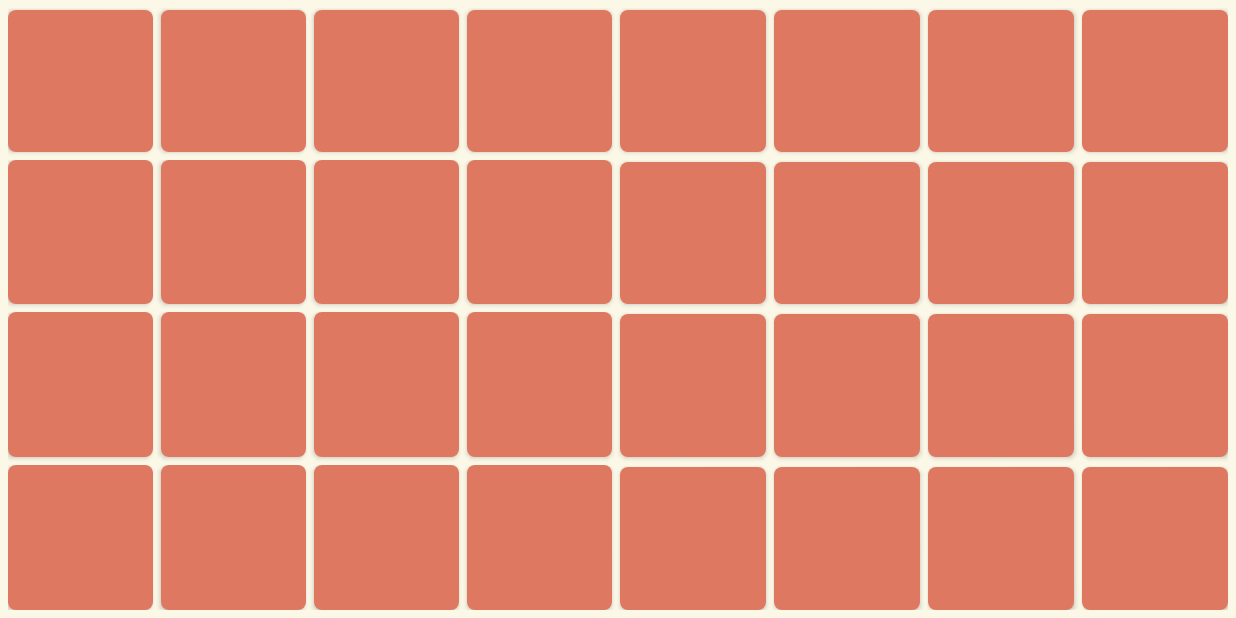
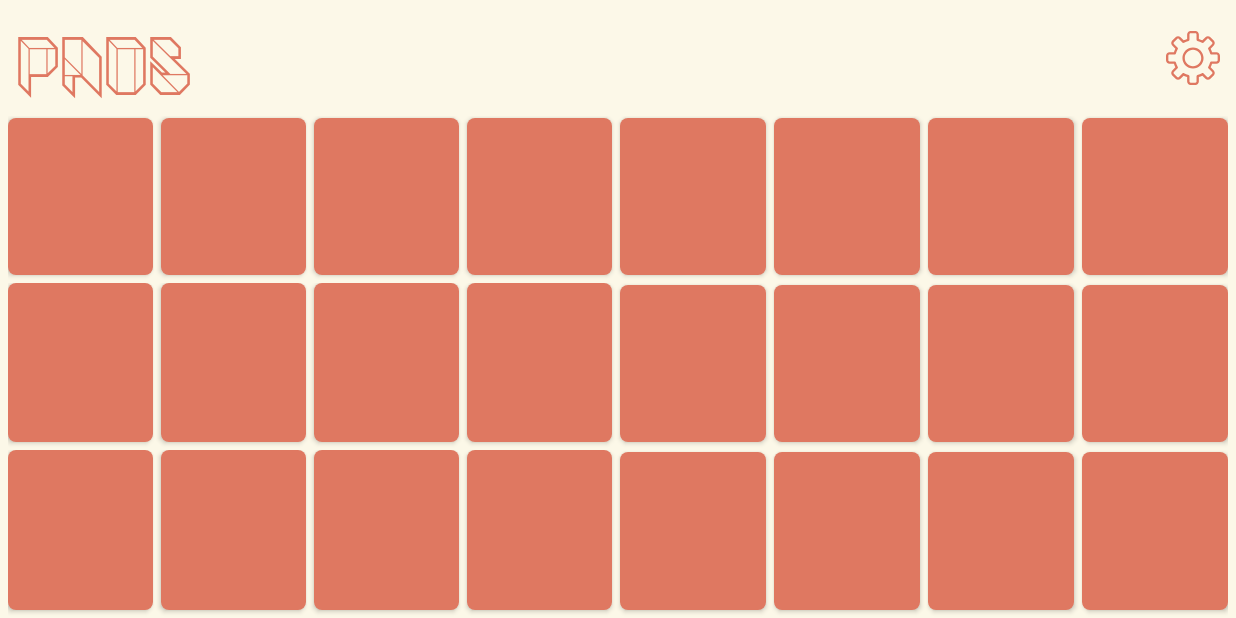
Before and after one commit to gmartind/Pads, an Android app: the MainActivity screen opened directly, with no data from a screen before it, on a phone screen of 824 x 412 dp (held sideways). Run offline under Robolectric (Android 15) with nearby library versions, the phone set to English and light mode, and no system bars.

Commit message:
Nuevo layout .1

```diff
--- a/app/src/main/java/com/example/padsii/PadBank.java
+++ b/app/src/main/java/com/example/padsii/PadBank.java
@@ -6,7 +6,7 @@
     private final Pad[] myPads;
     private final MainActivity ac;
     private boolean bank;
-    static final int NBUTTONS = 32;
+    static final int NBUTTONS = 24;
     public PadBank(MainActivity m){
         ac = m;
         bank = false;
--- a/app/src/main/res/layout/prueba.xml
+++ b/app/src/main/res/layout/prueba.xml
@@ -8,19 +8,64 @@
     tools:context=".MainActivity">
 
 
+    <androidx.constraintlayout.widget.ConstraintLayout
+        android:id="@+id/constraintLayout"
+        android:layout_width="match_parent"
+        android:layout_height="wrap_content"
+        android:layout_marginStart="5dp"
+        android:layout_marginTop="5dp"
+        android:layout_marginEnd="5dp"
+        android:layout_marginBottom="5dp"
+        app:layout_constraintBottom_toTopOf="@+id/constraintLayout2"
+        app:layout_constraintEnd_toEndOf="parent"
+        app:layout_constraintStart_toStartOf="parent"
+        app:layout_constraintTop_toTopOf="parent">
+
+        <TextView
+            android:id="@+id/textView2"
+            android:layout_width="wrap_content"
+            android:layout_height="wrap_content"
+            android:layout_marginStart="5dp"
+            android:layout_marginTop="5dp"
+            android:fontFamily="@font/vitreous_heavy"
+            android:text="Pads"
+            android:textColor="@color/mainpalette_main"
+            android:textSize="50sp"
+            app:layout_constraintStart_toStartOf="parent"
+            app:layout_constraintTop_toTopOf="parent" />
+
+        <ImageButton
+            android:id="@+id/imageButton2"
+            android:layout_width="wrap_content"
+            android:layout_height="wrap_content"
+            android:layout_marginTop="5dp"
+            android:layout_marginEnd="5dp"
+            android:layout_marginBottom="5dp"
+            android:background="@color/transparent"
+            android:tint="@color/mainpalette_main"
+            app:layout_constraintBottom_toBottomOf="parent"
+            app:layout_constraintEnd_toEndOf="parent"
+            app:layout_constraintTop_toTopOf="parent"
+            app:srcCompat="@drawable/ic_settings" />
+    </androidx.constraintlayout.widget.ConstraintLayout>
+
+    <androidx.constraintlayout.widget.ConstraintLayout
+        android:id="@+id/constraintLayout2"
+        android:layout_width="match_parent"
+        android:layout_height="0dp"
+        android:layout_marginStart="5dp"
+        android:layout_marginEnd="5dp"
+        app:layout_constraintBottom_toBottomOf="parent"
+        app:layout_constraintEnd_toEndOf="parent"
+        app:layout_constraintStart_toStartOf="parent"
+        app:layout_constraintTop_toBottomOf="@+id/constraintLayout">
+
         <TableLayout
             android:id="@+id/tableLayout0"
             android:layout_width="match_parent"
             android:layout_height="match_parent"
-        android:layout_marginStart="5dp"
-        android:layout_marginTop="5dp"
-        android:layout_marginEnd="5dp"
-        android:layout_marginBottom="5dp"
-        app:layout_constraintBottom_toBottomOf="parent"
-        app:layout_constraintEnd_toEndOf="parent"
-        app:layout_constraintHorizontal_weight="1"
-        app:layout_constraintStart_toStartOf="parent"
-        app:layout_constraintTop_toTopOf="parent">
+            app:layout_constraintTop_toTopOf="parent"
+            tools:layout_editor_absoluteX="5dp">
 
             <TableRow android:layout_weight="1">
 
@@ -332,99 +377,8 @@
 
             </TableRow>
 
-        <TableRow android:layout_weight="1.0">
-
-            <Button
-                android:id="@+id/button24"
-                android:layout_width="wrap_content"
-                android:layout_height="match_parent"
-                android:layout_marginEnd="5dip"
-                android:layout_marginRight="5dip"
-                android:layout_weight="1"
-                android:background="@drawable/but_skin"
-                android:minWidth="70dip"
-                android:minHeight="70dip" />
-
-            <Button
-                android:id="@+id/button25"
-                android:layout_width="wrap_content"
-                android:layout_height="match_parent"
-                android:layout_marginEnd="5dip"
-                android:layout_marginRight="5dip"
-                android:layout_weight="1"
-                android:background="@drawable/but_skin"
-                android:minWidth="70dip"
-                android:minHeight="70dip" />
-
-            <Button
-                android:id="@+id/button26"
-                android:layout_width="wrap_content"
-                android:layout_height="match_parent"
-                android:layout_marginEnd="5dip"
-                android:layout_marginRight="5dip"
-                android:layout_weight="1"
-                android:background="@drawable/but_skin"
-                android:minWidth="70dip"
-                android:minHeight="70dip" />
-
-            <Button
-                android:id="@+id/button27"
-                android:layout_width="wrap_content"
-                android:layout_height="match_parent"
-                android:layout_marginEnd="5dip"
-                android:layout_marginRight="5dip"
-                android:layout_weight="1"
-                android:background="@drawable/but_skin"
-                android:minWidth="70dip"
-                android:minHeight="70dip" />
-
-            <Button
-                android:id="@+id/button28"
-                android:layout_width="wrap_content"
-                android:layout_height="match_parent"
-                android:layout_marginTop="1dip"
-                android:layout_marginEnd="5dip"
-                android:layout_marginRight="5dip"
-                android:layout_weight="1"
-                android:background="@drawable/but_skin"
-                android:minWidth="70dip"
-                android:minHeight="70dip" />
-
-            <Button
-                android:id="@+id/button29"
-                android:layout_width="wrap_content"
-                android:layout_height="match_parent"
-                android:layout_marginTop="1dip"
-                android:layout_marginEnd="5dip"
-                android:layout_marginRight="5dip"
-                android:layout_weight="1"
-                android:background="@drawable/but_skin"
-                android:minWidth="70dip"
-                android:minHeight="70dip" />
-
-            <Button
-                android:id="@+id/button30"
-                android:layout_width="wrap_content"
-                android:layout_height="match_parent"
-                android:layout_marginTop="1dip"
-                android:layout_marginEnd="5dip"
-                android:layout_marginRight="5dip"
-                android:layout_weight="1"
-                android:background="@drawable/but_skin"
-                android:minWidth="70dip"
-                android:minHeight="70dip" />
-
-            <Button
-                android:id="@+id/button31"
-                android:layout_width="wrap_content"
-                android:layout_height="match_parent"
-                android:layout_marginTop="1dip"
-                android:layout_weight="1"
-                android:background="@drawable/but_skin"
-                android:minWidth="70dip"
-                android:minHeight="70dip" />
-        </TableRow>
         </TableLayout>
+    </androidx.constraintlayout.widget.ConstraintLayout>
 
 
 </androidx.constraintlayout.widget.ConstraintLayout>
```
Lines whose indentation alone changed are shown as unchanged.
